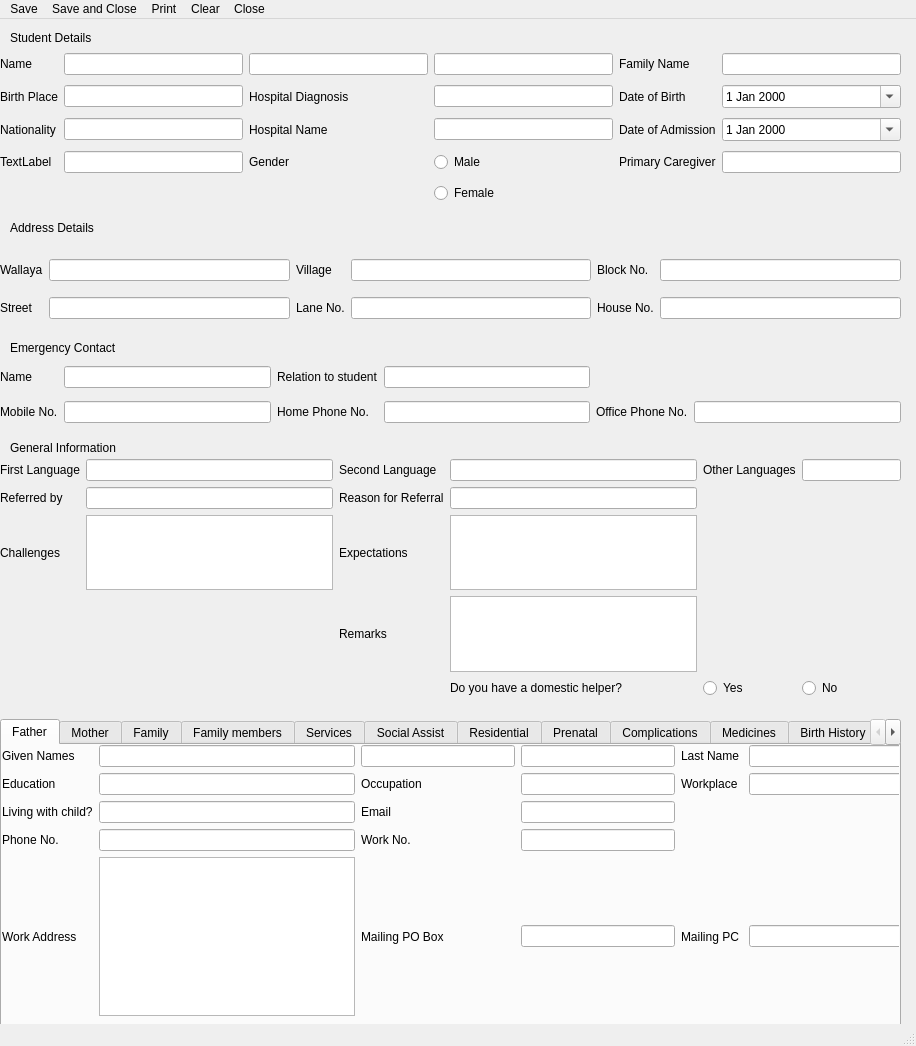
The window that student_entry.ui (PrimalSystemStudio/StudentManagement) describes before a commit, drawn with Qt 5.
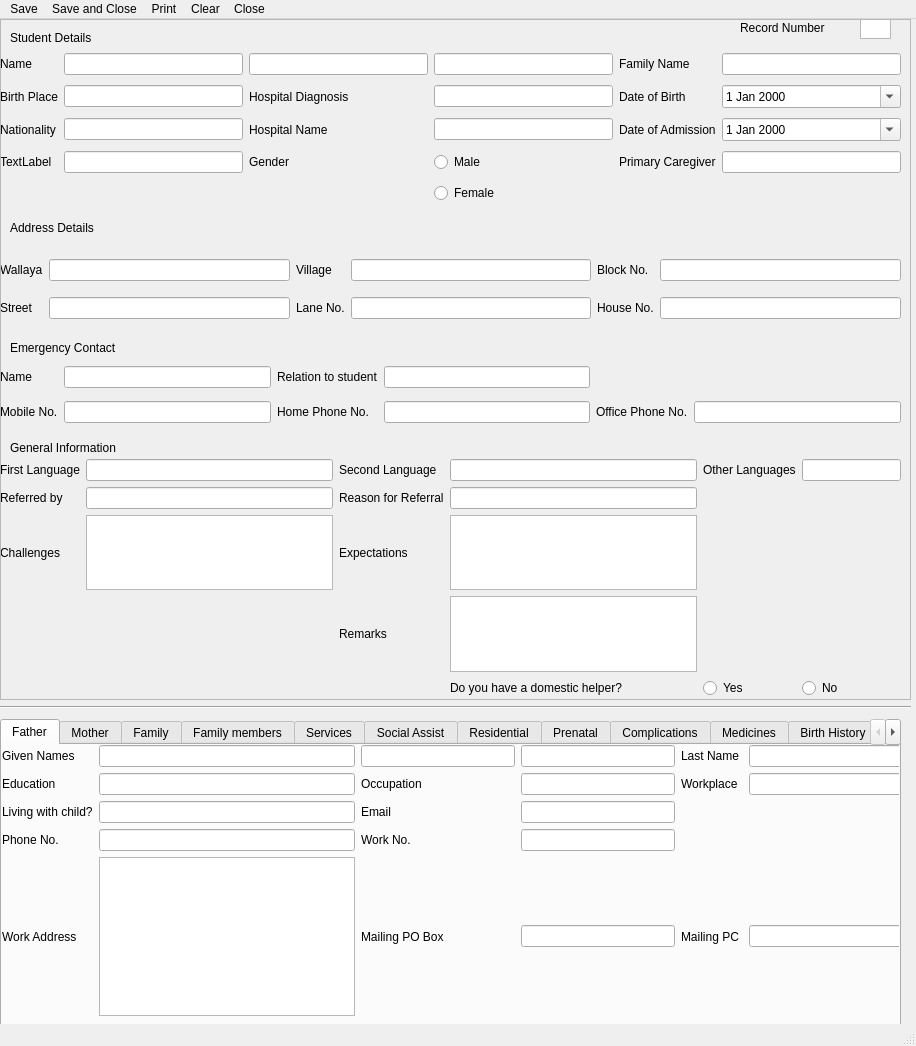
The same window after the commit.

Commit message: Added UI for viewing all students

What changed in the file:
```diff
--- a/student_entry.ui
+++ b/student_entry.ui
@@ -679,6 +679,58 @@
      </item>
     </layout>
    </widget>
+   <widget class="QFrame" name="frame">
+    <property name="geometry">
+     <rect>
+      <x>0</x>
+      <y>0</y>
+      <width>911</width>
+      <height>681</height>
+     </rect>
+    </property>
+    <property name="frameShape">
+     <enum>QFrame::StyledPanel</enum>
+    </property>
+    <property name="frameShadow">
+     <enum>QFrame::Raised</enum>
+    </property>
+    <widget class="QGraphicsView" name="graphicsView">
+     <property name="geometry">
+      <rect>
+       <x>860</x>
+       <y>0</y>
+       <width>31</width>
+       <height>20</height>
+      </rect>
+     </property>
+    </widget>
+    <widget class="QLabel" name="label_41">
+     <property name="geometry">
+      <rect>
+       <x>740</x>
+       <y>0</y>
+       <width>121</width>
+       <height>17</height>
+      </rect>
+     </property>
+     <property name="text">
+      <string>Record Number</string>
+     </property>
+    </widget>
+   </widget>
+   <widget class="Line" name="line">
+    <property name="geometry">
+     <rect>
+      <x>0</x>
+      <y>680</y>
+      <width>911</width>
+      <height>16</height>
+     </rect>
+    </property>
+    <property name="orientation">
+     <enum>Qt::Horizontal</enum>
+    </property>
+   </widget>
   </widget>
   <widget class="QStatusBar" name="statusbar"/>
   <widget class="QMenuBar" name="menuBar">
```
The commit also changes 1 other file.
